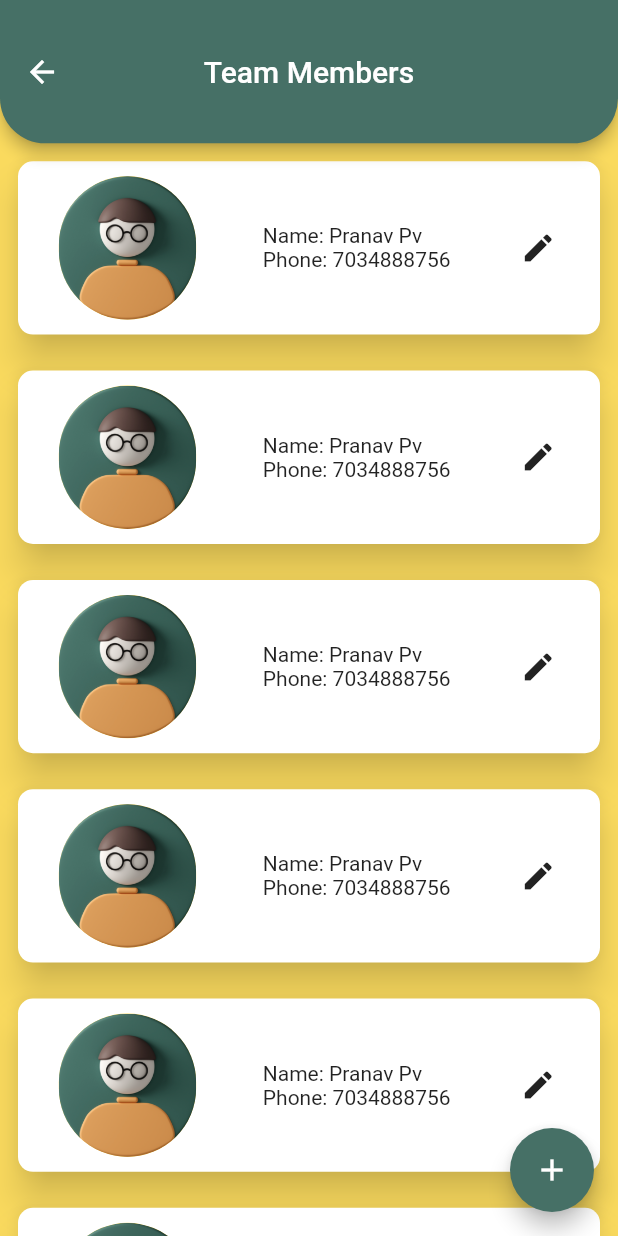
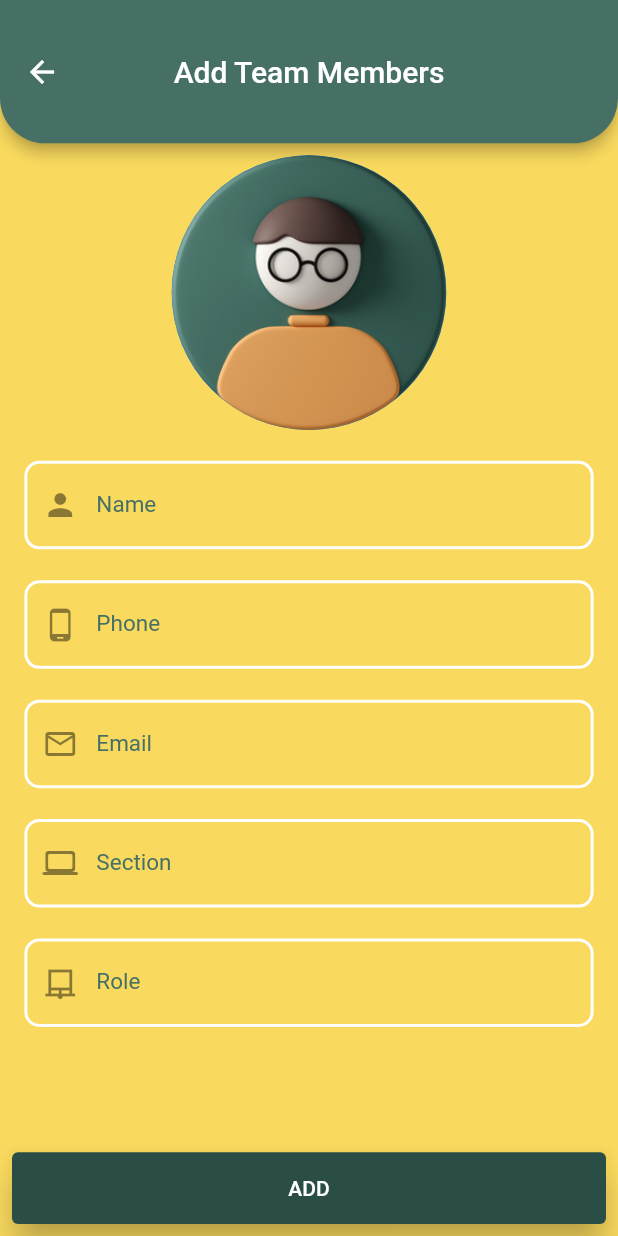
Before and after one commit to pranavpv773/up_market_app, a Flutter app: the HomeScreen screen opened directly, after a tap on the "add" icon, on a phone screen of 412 x 824 dp. Run offline on Flutter 3.47's test engine with Material 2 defaults, Android fonts, the phone set to English and light mode, and no system bars; our stand-ins replace animate_do, flutter_screenutil, google_fonts.

Commit message:
Add Screen ui finished

```diff
--- a/lib/app/app_style/colors.dart
+++ b/lib/app/app_style/colors.dart
@@ -6,7 +6,7 @@ class AppColors {
   static Color secondary = const Color(0xff75808A);
   static Color kGrey = const Color(0xffB2C1B2);
   static Color avathar = const Color(0xff2A4E45);
-  static Color kBrown = const Color(0xffAC816E);
+  static Color kBrown = const Color(0xffD39352);
   static Color kDark = Colors.black;
   static Color avathar1 = const Color(0xff467066);
 }
--- a/lib/app/app_style/images.dart
+++ b/lib/app/app_style/images.dart
@@ -1,4 +1,5 @@
 class AppImages {
   static String splash = "assets/splash/splash.png";
   static String noInternet = "assets/no_internet.png";
+  static String avathar = "assets/avathar.png";
 }
--- /dev/null
+++ b/lib/app/modules/add/view/add_screen.dart
@@ -0,0 +1,92 @@
+import 'package:flutter/material.dart';
+import 'package:flutter_screenutil/flutter_screenutil.dart';
+import 'package:provider/provider.dart';
+import 'package:up_market_app/app/app_style/colors.dart';
+import 'package:up_market_app/app/app_style/images.dart';
+import 'package:up_market_app/app/modules/add/view/widget/textform.dart';
+import 'package:up_market_app/app/modules/add/view_model/add_notifier.dart';
+import 'package:up_market_app/app/modules/home/view/widgets/appbar.dart';
+
+class AddSCreen extends StatelessWidget {
+  const AddSCreen({Key? key}) : super(key: key);
+
+  @override
+  Widget build(BuildContext context) {
+    return Scaffold(
+      resizeToAvoidBottomInset: false,
+      appBar: PreferredSize(
+        preferredSize: Size.fromHeight(80.h),
+        child: const AppbarWidget(
+          title: "Add Team Members",
+        ),
+      ),
+      body: SizedBox(
+        width: double.infinity,
+        height: double.infinity,
+        child: Column(
+          mainAxisAlignment: MainAxisAlignment.spaceBetween,
+          children: [
+            //const SizedBox(),
+            Padding(
+              padding: const EdgeInsets.all(8.0),
+              child: Column(
+                children: [
+                  CircleAvatar(
+                    radius: 80.w,
+                    backgroundImage: AssetImage(AppImages.avathar),
+                  ),
+                  TextformsField(
+                    icon: Icons.person,
+                    title: "Name",
+                    controller: context.read<AddNotifier>().nameCtrlr,
+                  ),
+                  TextformsField(
+                    icon: Icons.phone_android,
+                    title: "Phone",
+                    controller: context.read<AddNotifier>().phoneCtrlr,
+                    textype: TextInputType.number,
+                  ),
+                  TextformsField(
+                    icon: Icons.email_outlined,
+                    title: "Email",
+                    controller: context.read<AddNotifier>().emailCtrlr,
+                    textype: TextInputType.emailAddress,
+                  ),
+                  TextformsField(
+                    icon: Icons.computer_rounded,
+                    title: "Section",
+                    controller: context.read<AddNotifier>().sectionCtrlr,
+                  ),
+                  TextformsField(
+                    icon: Icons.roller_shades_closed_outlined,
+                    title: "Role",
+                    controller: context.read<AddNotifier>().roleCtrlr,
+                  ),
+                ],
+              ),
+            ),
+            Padding(
+              padding: const EdgeInsets.all(8.0),
+              child: SizedBox(
+                width: double.infinity,
+                height: 40.h,
+                child: ElevatedButton(
+                  style: ButtonStyle(
+                    elevation: MaterialStateProperty.all(10),
+                    backgroundColor: MaterialStateProperty.all(
+                      AppColors.avathar,
+                    ),
+                  ),
+                  onPressed: () {},
+                  child: const Text(
+                    "ADD",
+                  ),
+                ),
+              ),
+            )
+          ],
+        ),
+      ),
+    );
+  }
+}
--- /dev/null
+++ b/lib/app/modules/add/view/widget/textform.dart
@@ -0,0 +1,81 @@
+// ignore_for_file: body_might_complete_normally_nullable
+import 'package:flutter/material.dart';
+import 'package:up_market_app/app/app_style/colors.dart';
+
+class TextformsField extends StatelessWidget {
+  const TextformsField({
+    Key? key,
+    required this.title,
+    required this.icon,
+    required this.controller,
+    this.icon1,
+    this.obsecure,
+    this.textype,
+  }) : super(key: key);
+  final String title;
+  final IconData icon;
+  final Widget? icon1;
+  final bool? obsecure;
+  final TextEditingController controller;
+  final TextInputType? textype;
+  @override
+  Widget build(BuildContext context) {
+    final width = MediaQuery.of(context).size.width;
+    final height = MediaQuery.of(context).size.height;
+
+    return Padding(
+      padding: EdgeInsets.only(
+        top: height / 40,
+        right: width * 0.02,
+        left: width * 0.02,
+      ),
+      child: TextFormField(
+        controller: controller,
+        keyboardType: textype ?? TextInputType.name,
+        obscureText: obsecure ?? false,
+        validator: (value) {
+          if (value!.isEmpty) {
+            return " Please fill this field";
+          }
+        },
+        decoration: InputDecoration(
+          fillColor: AppColors.primary,
+          filled: true,
+          suffixIcon: icon1,
+          prefixIcon: Icon(icon),
+          enabledBorder: OutlineInputBorder(
+            borderRadius: BorderRadius.circular(
+              10,
+            ),
+            borderSide: BorderSide(
+              color: AppColors.kLight,
+              width: 2.0,
+            ),
+          ),
+          focusedBorder: OutlineInputBorder(
+            borderRadius: BorderRadius.circular(
+              10,
+            ),
+            borderSide: BorderSide(
+              color: AppColors.kLight,
+              width: 2.0,
+            ),
+          ),
+          border: OutlineInputBorder(
+            borderRadius: BorderRadius.circular(
+              10,
+            ),
+            borderSide: const BorderSide(
+              width: 2.0,
+            ),
+          ),
+          label: Text(title),
+          labelStyle: TextStyle(
+            fontSize: 15,
+            color: AppColors.avathar1,
+          ),
+        ),
+      ),
+    );
+  }
+}
--- /dev/null
+++ b/lib/app/modules/add/view_model/add_notifier.dart
@@ -0,0 +1,9 @@
+import 'package:flutter/widgets.dart';
+
+class AddNotifier with ChangeNotifier {
+  final nameCtrlr = TextEditingController();
+  final emailCtrlr = TextEditingController();
+  final phoneCtrlr = TextEditingController();
+  final roleCtrlr = TextEditingController();
+  final sectionCtrlr = TextEditingController();
+}
--- a/lib/app/modules/home/view/home_screen.dart
+++ b/lib/app/modules/home/view/home_screen.dart
@@ -15,7 +15,9 @@ class HomeScreen extends StatelessWidget {
     return Scaffold(
       appBar: PreferredSize(
         preferredSize: Size.fromHeight(80.h),
-        child: const AppbarWidget(),
+        child: const AppbarWidget(
+          title: "Team Members",
+        ),
       ),
       body: Body(width: width, height: height),
       floatingActionButton: const FloatingWidget(),
--- a/lib/app/modules/home/view/widgets/appbar.dart
+++ b/lib/app/modules/home/view/widgets/appbar.dart
@@ -5,8 +5,9 @@ import 'package:up_market_app/app/app_style/colors.dart';
 class AppbarWidget extends StatelessWidget {
   const AppbarWidget({
     Key? key,
+    required this.title,
   }) : super(key: key);
-
+  final String title;
   @override
   Widget build(BuildContext context) {
     return AppBar(
@@ -17,8 +18,8 @@ class AppbarWidget extends StatelessWidget {
         ),
       ),
       backgroundColor: AppColors.avathar1,
-      title: const Text(
-        "Team Members",
+      title: Text(
+        title,
       ),
       centerTitle: true,
     );
--- a/lib/app/modules/home/view/widgets/floating.dart
+++ b/lib/app/modules/home/view/widgets/floating.dart
@@ -1,5 +1,7 @@
 import 'package:flutter/material.dart';
 import 'package:up_market_app/app/app_style/colors.dart';
+import 'package:up_market_app/app/app_style/routes.dart';
+import 'package:up_market_app/app/modules/add/view/add_screen.dart';
 
 class FloatingWidget extends StatelessWidget {
   const FloatingWidget({
@@ -10,7 +12,9 @@ class FloatingWidget extends StatelessWidget {
   Widget build(BuildContext context) {
     return FloatingActionButton(
       backgroundColor: AppColors.avathar1,
-      onPressed: () {},
+      onPressed: () {
+        AppRoutes.nextScreen(screen: const AddSCreen());
+      },
       child: const Icon(Icons.add),
     );
   }
--- a/lib/main.dart
+++ b/lib/main.dart
@@ -2,6 +2,7 @@ import 'package:flutter/material.dart';
 import 'package:flutter_screenutil/flutter_screenutil.dart';
 import 'package:provider/provider.dart';
 import 'package:up_market_app/app/app_style/routes.dart';
+import 'package:up_market_app/app/modules/add/view_model/add_notifier.dart';
 import 'package:up_market_app/app/modules/splash/view/splash.dart';
 import 'package:up_market_app/app/modules/splash/view_model/splash_notifier.dart';
 
@@ -21,6 +22,9 @@ class MyApp extends StatelessWidget {
       providers: [
         ChangeNotifierProvider(
           create: (create) => SplashNotifier(),
+        ),
+        ChangeNotifierProvider(
+          create: (create) => AddNotifier(),
         ),
       ],
       child: ScreenUtilInit(
```
